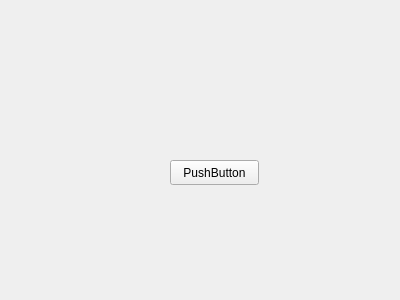
First picture: the form in ui/newinstrument.ui, repository xsparc/scopy, before the edit.
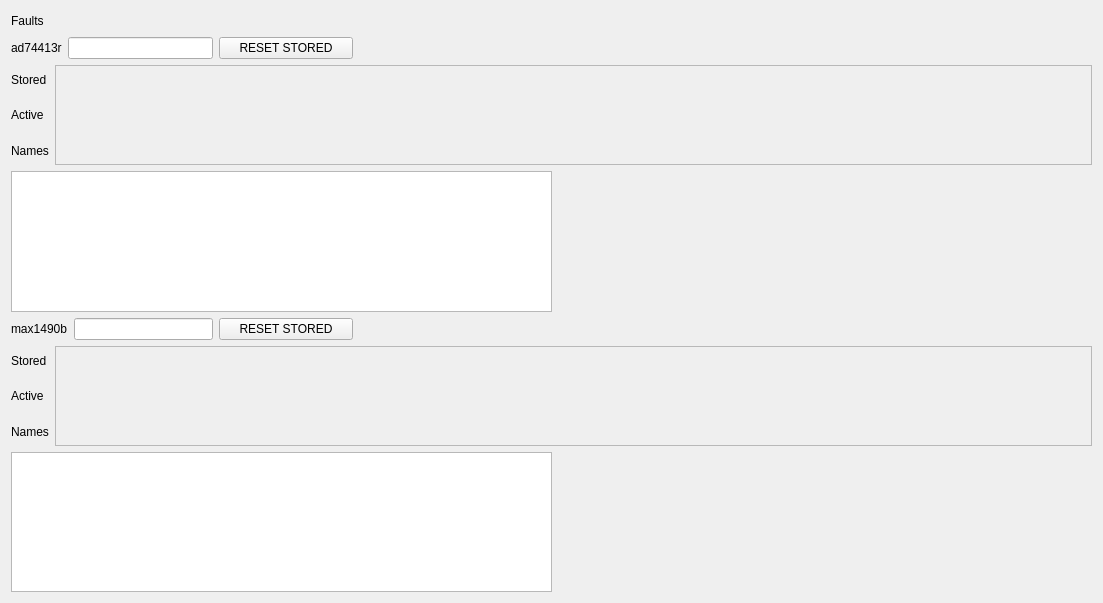
Second picture: the form after the edit.

Commit message: working demo for swiot faults tab

Patch:
```diff
--- a/ui/newinstrument.ui
+++ b/ui/newinstrument.ui
@@ -6,26 +6,295 @@
    <rect>
     <x>0</x>
     <y>0</y>
-    <width>400</width>
-    <height>300</height>
+    <width>1103</width>
+    <height>603</height>
    </rect>
   </property>
   <property name="windowTitle">
    <string>Form</string>
   </property>
-  <widget class="QPushButton" name="pushButton">
-   <property name="geometry">
-    <rect>
-     <x>170</x>
-     <y>160</y>
-     <width>89</width>
-     <height>25</height>
-    </rect>
-   </property>
-   <property name="text">
-    <string>PushButton</string>
-   </property>
-  </widget>
+  <layout class="QVBoxLayout" name="verticalLayout_5" stretch="1,2,5,7,2,5,7">
+   <item>
+    <layout class="QHBoxLayout" name="horizontalLayout_9" stretch="1,100">
+     <item>
+      <widget class="QLabel" name="label_faults">
+       <property name="text">
+        <string>Faults</string>
+       </property>
+      </widget>
+     </item>
+     <item>
+      <spacer name="horizontalSpacer_5">
+       <property name="orientation">
+        <enum>Qt::Horizontal</enum>
+       </property>
+       <property name="sizeHint" stdset="0">
+        <size>
+         <width>40</width>
+         <height>20</height>
+        </size>
+       </property>
+      </spacer>
+     </item>
+    </layout>
+   </item>
+   <item>
+    <layout class="QHBoxLayout" name="horizontalLayout_3" stretch="3,2,11">
+     <item>
+      <layout class="QHBoxLayout" name="horizontalLayout">
+       <item>
+        <widget class="QLabel" name="label_name_ad">
+         <property name="text">
+          <string>ad74413r</string>
+         </property>
+        </widget>
+       </item>
+       <item>
+        <widget class="QLineEdit" name="lineEdit_adNumeric">
+         <property name="alignment">
+          <set>Qt::AlignCenter</set>
+         </property>
+        </widget>
+       </item>
+      </layout>
+     </item>
+     <item>
+      <widget class="QPushButton" name="ad_reset_button">
+       <property name="text">
+        <string>RESET STORED</string>
+       </property>
+      </widget>
+     </item>
+     <item>
+      <spacer name="horizontalSpacer_2">
+       <property name="orientation">
+        <enum>Qt::Horizontal</enum>
+       </property>
+       <property name="sizeHint" stdset="0">
+        <size>
+         <width>40</width>
+         <height>20</height>
+        </size>
+       </property>
+      </spacer>
+     </item>
+    </layout>
+   </item>
+   <item>
+    <layout class="QHBoxLayout" name="horizontalLayout_2">
+     <item>
+      <layout class="QVBoxLayout" name="verticalLayout" stretch="2,2,2">
+       <item>
+        <widget class="QLabel" name="label">
+         <property name="text">
+          <string>Stored</string>
+         </property>
+        </widget>
+       </item>
+       <item>
+        <widget class="QLabel" name="label_2">
+         <property name="text">
+          <string>Active</string>
+         </property>
+        </widget>
+       </item>
+       <item>
+        <widget class="QLabel" name="label_3">
+         <property name="text">
+          <string>Names</string>
+         </property>
+        </widget>
+       </item>
+      </layout>
+     </item>
+     <item>
+      <widget class="QScrollArea" name="scrollArea">
+       <property name="verticalScrollBarPolicy">
+        <enum>Qt::ScrollBarAsNeeded</enum>
+       </property>
+       <property name="widgetResizable">
+        <bool>true</bool>
+       </property>
+       <property name="alignment">
+        <set>Qt::AlignCenter</set>
+       </property>
+       <widget class="QWidget" name="scrollAreaWidgetContents_3">
+        <property name="geometry">
+         <rect>
+          <x>0</x>
+          <y>0</y>
+          <width>1026</width>
+          <height>90</height>
+         </rect>
+        </property>
+        <layout class="QVBoxLayout" name="verticalLayout_4">
+         <property name="leftMargin">
+          <number>0</number>
+         </property>
+         <property name="topMargin">
+          <number>0</number>
+         </property>
+         <property name="rightMargin">
+          <number>0</number>
+         </property>
+         <property name="bottomMargin">
+          <number>0</number>
+         </property>
+         <item>
+          <layout class="QGridLayout" name="gridL_ad_faults"/>
+         </item>
+        </layout>
+       </widget>
+      </widget>
+     </item>
+    </layout>
+   </item>
+   <item>
+    <layout class="QHBoxLayout" name="horizontalLayout_7">
+     <item>
+      <widget class="QTextEdit" name="ad_faults_explanation"/>
+     </item>
+     <item>
+      <spacer name="horizontalSpacer_3">
+       <property name="orientation">
+        <enum>Qt::Horizontal</enum>
+       </property>
+       <property name="sizeHint" stdset="0">
+        <size>
+         <width>40</width>
+         <height>20</height>
+        </size>
+       </property>
+      </spacer>
+     </item>
+    </layout>
+   </item>
+   <item>
+    <layout class="QHBoxLayout" name="horizontalLayout_5" stretch="3,2,11">
+     <item>
+      <layout class="QHBoxLayout" name="horizontalLayout_4">
+       <item>
+        <widget class="QLabel" name="label_name_max">
+         <property name="text">
+          <string>max1490b</string>
+         </property>
+        </widget>
+       </item>
+       <item>
+        <widget class="QLineEdit" name="lineEdit_maxNumeric">
+         <property name="alignment">
+          <set>Qt::AlignCenter</set>
+         </property>
+        </widget>
+       </item>
+      </layout>
+     </item>
+     <item>
+      <widget class="QPushButton" name="max_reset_button">
+       <property name="text">
+        <string>RESET STORED</string>
+       </property>
+      </widget>
+     </item>
+     <item>
+      <spacer name="horizontalSpacer">
+       <property name="orientation">
+        <enum>Qt::Horizontal</enum>
+       </property>
+       <property name="sizeHint" stdset="0">
+        <size>
+         <width>40</width>
+         <height>20</height>
+        </size>
+       </property>
+      </spacer>
+     </item>
+    </layout>
+   </item>
+   <item>
+    <layout class="QHBoxLayout" name="horizontalLayout_6">
+     <item>
+      <layout class="QVBoxLayout" name="verticalLayout_2" stretch="2,2,2">
+       <item>
+        <widget class="QLabel" name="label_4">
+         <property name="text">
+          <string>Stored</string>
+         </property>
+        </widget>
+       </item>
+       <item>
+        <widget class="QLabel" name="label_5">
+         <property name="text">
+          <string>Active</string>
+         </property>
+        </widget>
+       </item>
+       <item>
+        <widget class="QLabel" name="label_6">
+         <property name="text">
+          <string>Names</string>
+         </property>
+        </widget>
+       </item>
+      </layout>
+     </item>
+     <item>
+      <widget class="QScrollArea" name="scrollArea_2">
+       <property name="widgetResizable">
+        <bool>true</bool>
+       </property>
+       <widget class="QWidget" name="scrollAreaWidgetContents">
+        <property name="geometry">
+         <rect>
+          <x>0</x>
+          <y>0</y>
+          <width>1026</width>
+          <height>90</height>
+         </rect>
+        </property>
+        <layout class="QVBoxLayout" name="verticalLayout_3">
+         <property name="leftMargin">
+          <number>0</number>
+         </property>
+         <property name="topMargin">
+          <number>0</number>
+         </property>
+         <property name="rightMargin">
+          <number>0</number>
+         </property>
+         <property name="bottomMargin">
+          <number>0</number>
+         </property>
+         <item>
+          <layout class="QGridLayout" name="gridL_max_faults"/>
+         </item>
+        </layout>
+       </widget>
+      </widget>
+     </item>
+    </layout>
+   </item>
+   <item>
+    <layout class="QHBoxLayout" name="horizontalLayout_8">
+     <item>
+      <widget class="QTextEdit" name="max_faults_explanation"/>
+     </item>
+     <item>
+      <spacer name="horizontalSpacer_4">
+       <property name="orientation">
+        <enum>Qt::Horizontal</enum>
+       </property>
+       <property name="sizeHint" stdset="0">
+        <size>
+         <width>40</width>
+         <height>20</height>
+        </size>
+       </property>
+      </spacer>
+     </item>
+    </layout>
+   </item>
+  </layout>
  </widget>
  <resources/>
  <connections/>
```
The commit also changes 9 other files.
